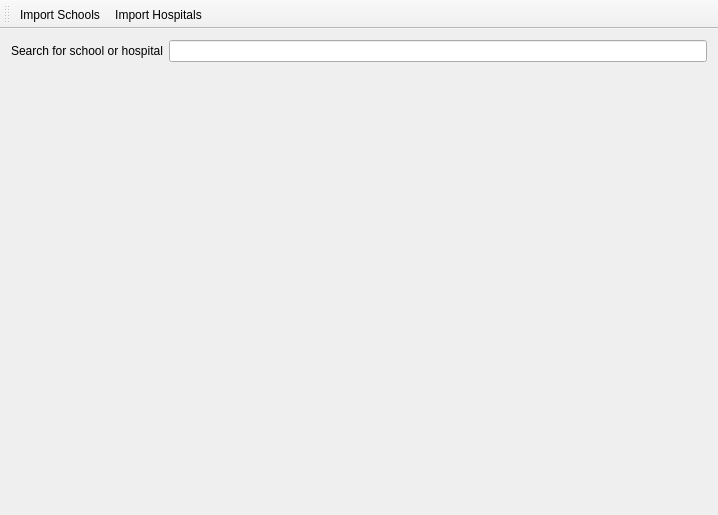
Team-Harmless/UNICEF-Project, file mainwindow.ui: the form before one commit.
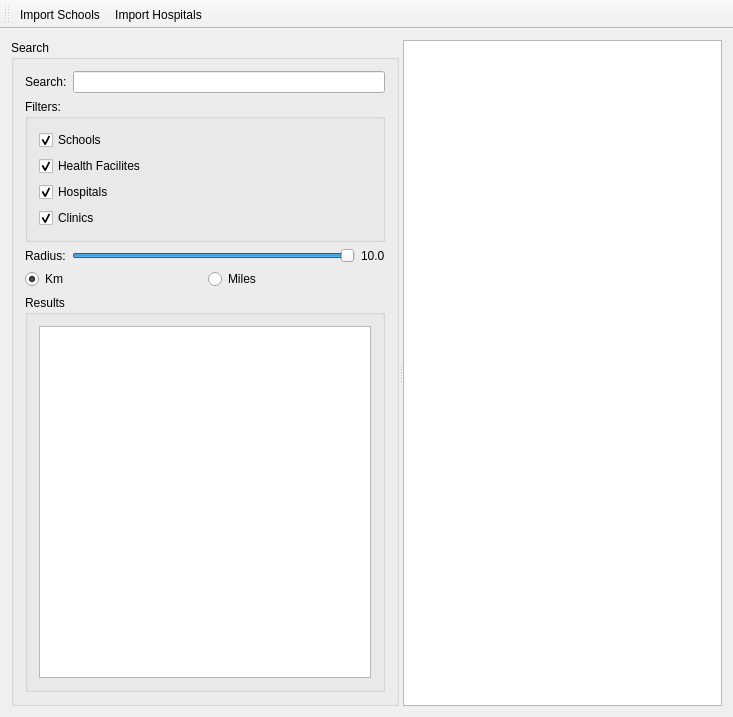
The form after the commit.

Commit message: Built UI (apart from QML)

```diff
--- a/mainwindow.ui
+++ b/mainwindow.ui
@@ -6,41 +6,166 @@
    <rect>
     <x>0</x>
     <y>0</y>
-    <width>718</width>
-    <height>515</height>
+    <width>733</width>
+    <height>717</height>
    </rect>
   </property>
   <property name="windowTitle">
    <string>MainWindow</string>
   </property>
   <widget class="QWidget" name="centralWidget">
-   <layout class="QVBoxLayout" name="verticalLayout">
+   <layout class="QVBoxLayout" name="verticalLayout_3">
     <item>
-     <layout class="QHBoxLayout" name="horizontalLayout">
-      <item>
-       <widget class="QLabel" name="label">
-        <property name="text">
-         <string>Search for school or hospital</string>
-        </property>
-       </widget>
-      </item>
-      <item>
-       <widget class="QLineEdit" name="lineEdit"/>
-      </item>
-     </layout>
-    </item>
-    <item>
-     <spacer name="verticalSpacer">
+     <widget class="QSplitter" name="splitter">
       <property name="orientation">
-       <enum>Qt::Vertical</enum>
+       <enum>Qt::Horizontal</enum>
       </property>
-      <property name="sizeHint" stdset="0">
-       <size>
-        <width>20</width>
-        <height>40</height>
-       </size>
-      </property>
-     </spacer>
+      <widget class="QGroupBox" name="groupBox">
+       <property name="sizePolicy">
+        <sizepolicy hsizetype="Minimum" vsizetype="Preferred">
+         <horstretch>0</horstretch>
+         <verstretch>0</verstretch>
+        </sizepolicy>
+       </property>
+       <property name="title">
+        <string>Search</string>
+       </property>
+       <layout class="QVBoxLayout" name="verticalLayout">
+        <item>
+         <layout class="QHBoxLayout" name="horizontalLayout">
+          <item>
+           <widget class="QLabel" name="label">
+            <property name="text">
+             <string>Search:</string>
+            </property>
+           </widget>
+          </item>
+          <item>
+           <widget class="QLineEdit" name="searchBar"/>
+          </item>
+         </layout>
+        </item>
+        <item>
+         <widget class="QGroupBox" name="groupBox_2">
+          <property name="title">
+           <string>Filters:</string>
+          </property>
+          <layout class="QVBoxLayout" name="verticalLayout_2">
+           <item>
+            <widget class="QCheckBox" name="schoolsBox">
+             <property name="text">
+              <string>Schools</string>
+             </property>
+             <property name="checked">
+              <bool>true</bool>
+             </property>
+            </widget>
+           </item>
+           <item>
+            <widget class="QCheckBox" name="healthFacilitiesBox">
+             <property name="text">
+              <string>Health Facilites</string>
+             </property>
+             <property name="checked">
+              <bool>true</bool>
+             </property>
+            </widget>
+           </item>
+           <item>
+            <widget class="QCheckBox" name="hospitalsBox">
+             <property name="text">
+              <string>Hospitals</string>
+             </property>
+             <property name="checked">
+              <bool>true</bool>
+             </property>
+            </widget>
+           </item>
+           <item>
+            <widget class="QCheckBox" name="clinicsBox">
+             <property name="text">
+              <string>Clinics</string>
+             </property>
+             <property name="checked">
+              <bool>true</bool>
+             </property>
+            </widget>
+           </item>
+          </layout>
+         </widget>
+        </item>
+        <item>
+         <layout class="QHBoxLayout" name="horizontalLayout_4">
+          <item>
+           <layout class="QHBoxLayout" name="horizontalLayout_3">
+            <item>
+             <widget class="QLabel" name="label_2">
+              <property name="text">
+               <string>Radius:</string>
+              </property>
+             </widget>
+            </item>
+            <item>
+             <widget class="QSlider" name="rSlider">
+              <property name="maximum">
+               <number>100</number>
+              </property>
+              <property name="value">
+               <number>100</number>
+              </property>
+              <property name="orientation">
+               <enum>Qt::Horizontal</enum>
+              </property>
+             </widget>
+            </item>
+           </layout>
+          </item>
+          <item>
+           <widget class="QLabel" name="radiusLable">
+            <property name="text">
+             <string>10.0</string>
+            </property>
+           </widget>
+          </item>
+         </layout>
+        </item>
+        <item>
+         <layout class="QHBoxLayout" name="horizontalLayout_2">
+          <item>
+           <widget class="QRadioButton" name="kmBox">
+            <property name="text">
+             <string>Km</string>
+            </property>
+            <property name="checked">
+             <bool>true</bool>
+            </property>
+           </widget>
+          </item>
+          <item>
+           <widget class="QRadioButton" name="milesBox">
+            <property name="text">
+             <string>Miles</string>
+            </property>
+           </widget>
+          </item>
+         </layout>
+        </item>
+        <item>
+         <widget class="QGroupBox" name="groupBox_3">
+          <property name="title">
+           <string>Results</string>
+          </property>
+          <layout class="QVBoxLayout" name="verticalLayout_4">
+           <item>
+            <widget class="QListWidget" name="resultsList"/>
+           </item>
+          </layout>
+         </widget>
+        </item>
+       </layout>
+      </widget>
+      <widget class="QTextEdit" name="textEdit"/>
+     </widget>
     </item>
    </layout>
   </widget>
```
Left out of the diff: 2 changed lines with no effect on the pictures. The commit also changes 2 other files.
